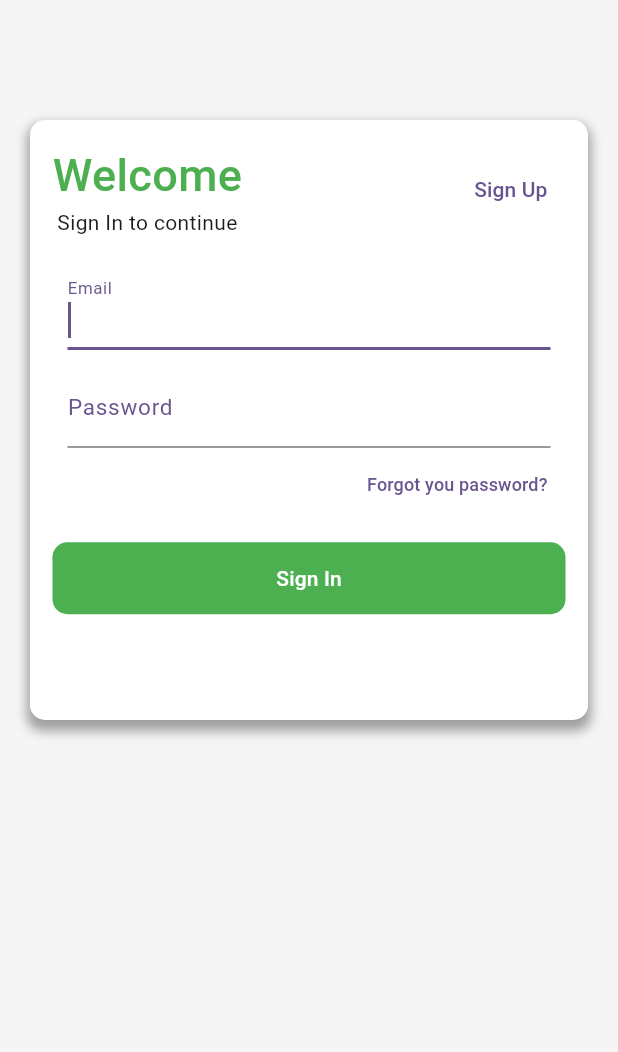
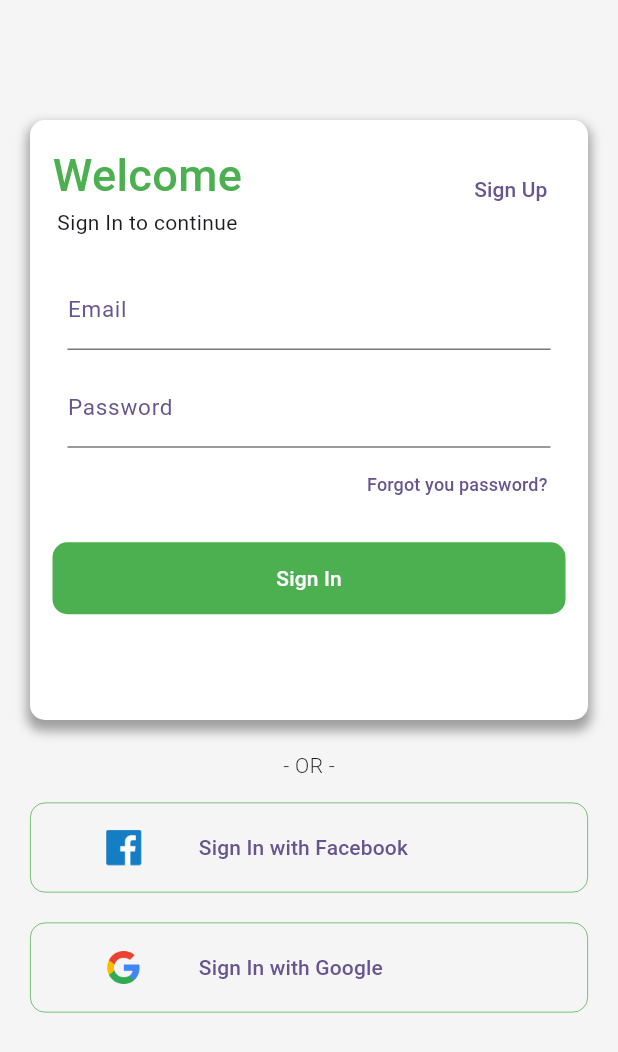
Before and after one commit to Danihmn/App_Flutter_Shopping, a Flutter app: the screen it shows after launch, on a phone screen of 412 x 824 dp. Shown: the top 1052 px of the screen. Run offline on Flutter 3.47's test engine with Material 3 defaults, Android fonts, the phone set to English and light mode, and no system bars.

Commit message:
Adiciona assets, e insere botões inferiores de opções de login

```diff
--- a/lib/pages/login_page.dart
+++ b/lib/pages/login_page.dart
@@ -58,7 +58,6 @@ class LoginPage extends StatelessWidget {
                       Padding(
                         padding: EdgeInsetsGeometry.symmetric(horizontal: 10),
                         child: TextFormField(
-                          autofocus: true,
                           keyboardType: TextInputType.emailAddress,
                           decoration: InputDecoration(
                             labelText: "Email",
@@ -74,7 +73,6 @@ class LoginPage extends StatelessWidget {
                       Padding(
                         padding: EdgeInsetsGeometry.symmetric(horizontal: 10),
                         child: TextFormField(
-                          autofocus: true,
                           obscureText: true,
                           decoration: InputDecoration(
                             labelText: "Password",
@@ -114,6 +112,62 @@ class LoginPage extends StatelessWidget {
                   ),
                 ),
               ),
+              Container(
+                padding: EdgeInsets.only(top: 20, bottom: 15),
+                child: Text(
+                  "- OR -",
+                  style: TextStyle(fontSize: 14, fontWeight: FontWeight.w300),
+                ),
+              ),
+              Container(
+                width: double.infinity,
+                height: 60,
+                decoration: BoxDecoration(
+                  border: Border.all(width: 0.5, color: Colors.green),
+                  borderRadius: BorderRadius.circular(10),
+                ),
+                child: TextButton(
+                  onPressed: () {},
+                  child: Row(
+                    children: [
+                      SizedBox(
+                        height: 24,
+                        width: 100,
+                        child: Image.asset(
+                          "assets/facebook.png",
+                          fit: BoxFit.contain,
+                        ),
+                      ),
+                      Text("Sign In with Facebook"),
+                    ],
+                  ),
+                ),
+              ),
+              SizedBox(height: 20),
+              Container(
+                width: double.infinity,
+                height: 60,
+                decoration: BoxDecoration(
+                  border: Border.all(width: 0.5, color: Colors.green),
+                  borderRadius: BorderRadius.circular(10),
+                ),
+                child: TextButton(
+                  onPressed: () {},
+                  child: Row(
+                    children: [
+                      SizedBox(
+                        height: 24,
+                        width: 100,
+                        child: Image.asset(
+                          "assets/google.png",
+                          fit: BoxFit.contain,
+                        ),
+                      ),
+                      Text("Sign In with Google"),
+                    ],
+                  ),
+                ),
+              ),
             ],
           ),
         ),
```
Also changed, not shown: pubspec.yaml (+19 -0 lines), assets/Icon_Devices.png (added), assets/Icon_Gadgets.png (added), assets/Icon_Gaming.png (added), assets/Icon_Mens_Shoe.png (added), assets/Icon_Womens_Shoe.png (added), assets/facebook.png (added), assets/google.png (added), assets/product-1.png (added), assets/product-10.png (added), assets/product-2.png (added), assets/product-3.png (added), assets/product-4.png (added), assets/product-5.png (added), 4 more files, 1 other file.
